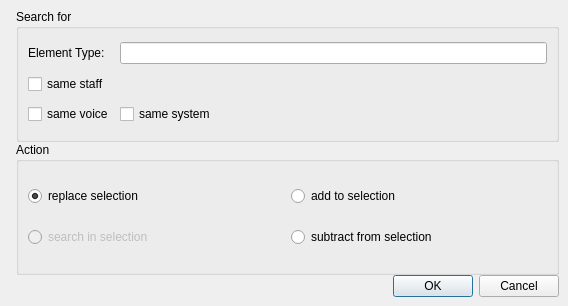
The window that mscore/mscore/select.ui (musescore/musescore-old) describes before a commit, drawn with Qt 5.
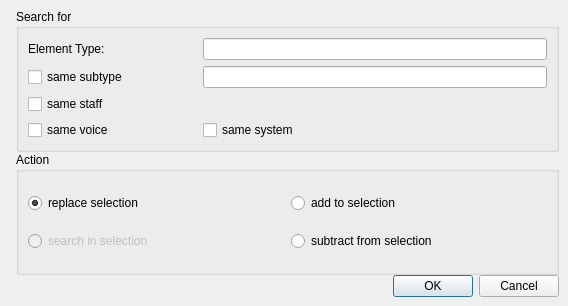
The same window after the commit. Icons and pictures are not drawn.

```diff
--- a/mscore/mscore/select.ui
+++ b/mscore/mscore/select.ui
@@ -57,28 +57,42 @@
           </property>
          </widget>
         </item>
-        <item row="0" column="1">
-         <widget class="QLineEdit" name="type">
-          <property name="readOnly">
-           <bool>true</bool>
-          </property>
-         </widget>
-        </item>
-        <item row="1" column="0">
+        <item row="2" column="0">
          <widget class="QCheckBox" name="sameStaff">
           <property name="text">
            <string>same staff</string>
           </property>
          </widget>
         </item>
-        <item row="2" column="0">
+        <item row="3" column="0">
          <widget class="QCheckBox" name="sameVoice">
           <property name="text">
            <string>same voice</string>
           </property>
          </widget>
         </item>
-        <item row="2" column="1">
+        <item row="1" column="0">
+         <widget class="QCheckBox" name="sameSubtype">
+          <property name="text">
+           <string>same subtype</string>
+          </property>
+         </widget>
+        </item>
+        <item row="0" column="1" colspan="2">
+         <widget class="QLineEdit" name="type">
+          <property name="readOnly">
+           <bool>true</bool>
+          </property>
+         </widget>
+        </item>
+        <item row="1" column="1" colspan="2">
+         <widget class="QLineEdit" name="subtype">
+          <property name="readOnly">
+           <bool>true</bool>
+          </property>
+         </widget>
+        </item>
+        <item row="3" column="1" colspan="2">
          <widget class="QCheckBox" name="sameSystem">
           <property name="text">
            <string>same system</string>
```
